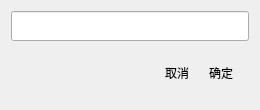
KafuuNeko/Ciphertext, file passworddialog.ui: the form before one commit.
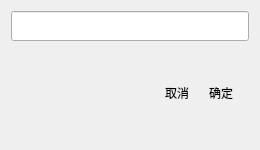
The form after the commit. Icons and pictures are not drawn.

```diff
--- a/passworddialog.ui
+++ b/passworddialog.ui
@@ -7,19 +7,19 @@
     <x>0</x>
     <y>0</y>
     <width>260</width>
-    <height>110</height>
+    <height>150</height>
    </rect>
   </property>
   <property name="minimumSize">
    <size>
     <width>260</width>
-    <height>110</height>
+    <height>150</height>
    </size>
   </property>
   <property name="maximumSize">
    <size>
     <width>260</width>
-    <height>110</height>
+    <height>150</height>
    </size>
   </property>
   <property name="windowTitle">
```
